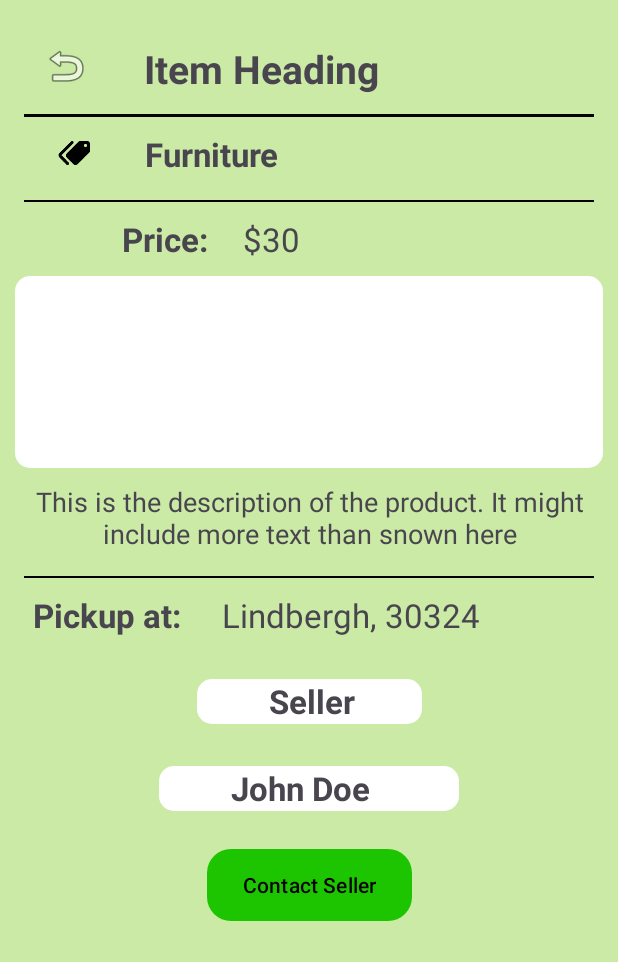
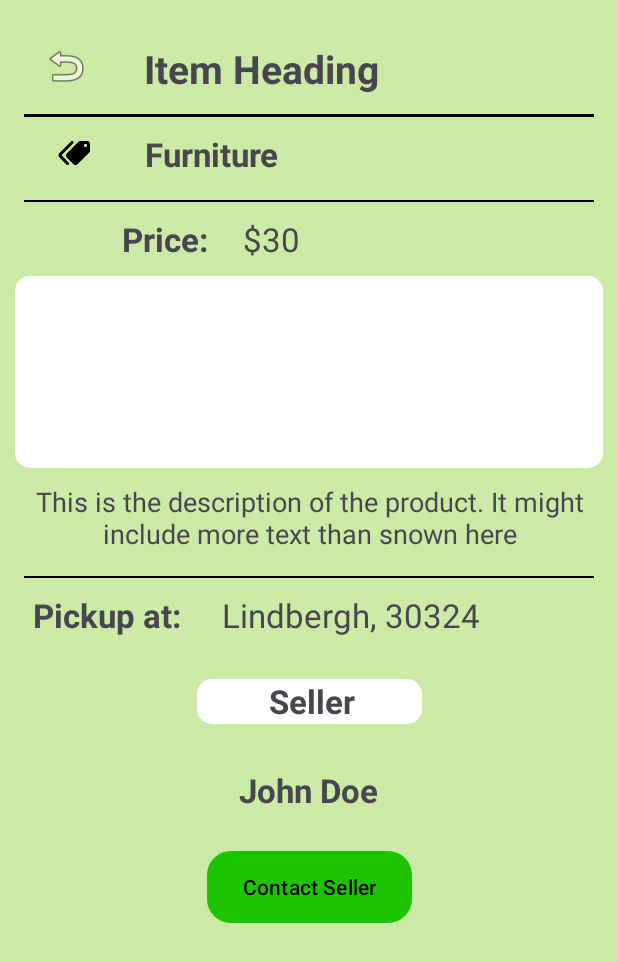
Before and after one commit to And102Group16/sustainable-marketplace, an Android app: the ProductDetailFragment screen opened directly, with no data from a screen before it, on a phone screen of 412 x 824 dp. Shown: the top 962 px of the screen. Run offline under Robolectric (Android 15) with nearby library versions, the phone set to English and light mode, and no system bars; pictures from the network do not load.

```diff
--- a/Sustainify/app/src/main/java/com/example/sustainify/AddProduct.kt
+++ b/Sustainify/app/src/main/java/com/example/sustainify/AddProduct.kt
@@ -96,8 +96,8 @@ class AddProduct : AppCompatActivity() {
         submitButton.setOnClickListener {
             val itemName = itemNameEditText.text.toString()
             val setPrice = setPriceEditText.text.toString()
-//            val pickUpLocation = pickUpLocationButton.text.toString()
-            val pickUpLocation = pickupLatLng
+            val pickUpLocation = pickupAddress
+            val pickUpLatLng = pickupLatLng
             val contactInfo = contactInfoEditText.text.toString()
             val itemDescription = itemDescriptionEditText.text.toString()
 
@@ -124,6 +124,8 @@ class AddProduct : AppCompatActivity() {
                     putExtra("itemName", itemName)
                     putExtra("setPrice", setPrice)
                     putExtra("pickUpLocation", pickUpLocation)
+                    // TODO split lat and lng by colon (:)
+                    putExtra("pickUpLatLng", pickUpLatLng)
                     putExtra("contactInfo", contactInfo)
                     // TODO split the urls by comma
                     putExtra("description",itemDescription.toString())
--- a/Sustainify/app/src/main/java/com/example/sustainify/Item.kt
+++ b/Sustainify/app/src/main/java/com/example/sustainify/Item.kt
@@ -8,7 +8,7 @@ data class Item(
     val price: String = "",
     val images: ArrayList<String> = ArrayList(),
     val pickupLocation: String = "",
-    val seller: String = ""
-   // val sellerAddress: String,
-    // val contactInfo: String
+    val seller: String = "",
+    val sellerAddress: String = "",
+     val contactInfo: String= "",
 ) : Serializable
--- a/Sustainify/app/src/main/res/layout/fragment_product_detail.xml
+++ b/Sustainify/app/src/main/res/layout/fragment_product_detail.xml
@@ -183,29 +183,36 @@
             app:layout_constraintTop_toTopOf="@+id/sellerSpanContainerView" />
 
 
-        <View
-            android:id="@+id/sellerNameContainerView"
-            android:layout_width="200dp"
-            android:layout_height="30dp"
-            android:layout_marginTop="28dp"
-            android:gravity="center"
-            android:background="@drawable/rounded_corner_box"
-            app:flow_horizontalBias="0.3"
-            app:layout_constraintEnd_toEndOf="parent"
+<!--        <View-->
+<!--            android:id="@+id/sellerNameContainerView"-->
+<!--            android:layout_width="200dp"-->
+<!--            android:layout_height="30dp"-->
+<!--            android:layout_marginTop="28dp"-->
+<!--            android:gravity="center"-->
+<!--            android:background="@drawable/rounded_corner_box"-->
+<!--            app:flow_horizontalBias="0.3"-->
+<!--            app:layout_constraintEnd_toEndOf="parent"-->
+<!--            app:layout_constraintStart_toStartOf="parent"-->
+<!--            app:layout_constraintTop_toBottomOf="@id/sellerSpanContainerView" />-->
+
+        <LinearLayout
+            android:layout_width="match_parent"
+            android:layout_height="wrap_content"
+            android:id="@+id/sellerLinearLayout"
             app:layout_constraintStart_toStartOf="parent"
-            app:layout_constraintTop_toBottomOf="@id/sellerSpanContainerView" />
-
+            app:layout_constraintTop_toBottomOf="@+id/sellerSpanTextView"
+            android:layout_marginTop="30dp"
+            android:gravity="center_horizontal">
                 <TextView
                     android:id="@+id/sellerNameTextView"
                     android:layout_width="wrap_content"
                     android:layout_height="wrap_content"
-            android:layout_marginLeft="48dp"
-            android:gravity="center"
                     android:text="John Doe"
                     android:textSize="22sp"
                     android:textStyle="bold"
-            app:layout_constraintStart_toStartOf="@+id/sellerNameContainerView"
-            app:layout_constraintTop_toTopOf="@+id/sellerNameContainerView" />
+                    app:layout_constraintStart_toStartOf="parent"
+                    app:layout_constraintTop_toBottomOf="@+id/sellerSpanTextView" />
+        </LinearLayout>
 
         <Button
             android:id="@+id/contactSellerButton"
@@ -215,7 +222,7 @@
             app:layout_constraintHorizontal_bias="0.5"
             app:layout_constraintStart_toStartOf="parent"
             app:layout_constraintEnd_toEndOf="parent"
-            app:layout_constraintTop_toBottomOf="@+id/sellerNameTextView"
+            app:layout_constraintTop_toBottomOf="@+id/sellerLinearLayout"
             android:background="@drawable/rounded_corner_button"
             android:layout_marginTop="26dp"/>
 
```
Also changed, not shown: Sustainify/app/src/main/java/com/example/sustainify/FilterItemsActivity.kt (+11 -9 lines), Sustainify/app/src/main/java/com/example/sustainify/ItemsAdapter.kt (+10 -2 lines), Sustainify/app/src/main/java/com/example/sustainify/ListingsFragment.kt (+6 -5 lines), Sustainify/app/src/main/java/com/example/sustainify/ProductDetailFragment.kt (+9 -33 lines). Lines whose indentation alone changed are shown as unchanged.
